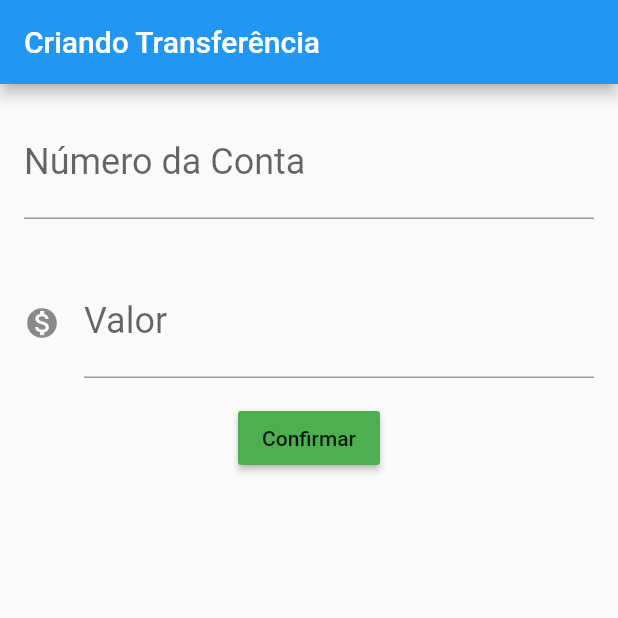
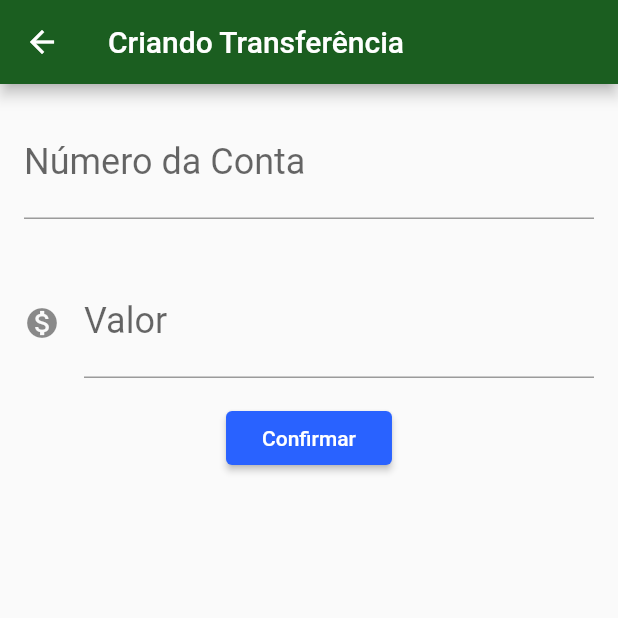
Before and after one commit to gabrielgons/aura_flutter, a Flutter app: the FormularioTransferencia screen opened directly, after a tap on "Confirmar", on a phone screen of 412 x 824 dp, the top half of it. Run offline on Flutter 3.47's test engine with Material 2 defaults, Android fonts, the phone set to English and light mode, and no system bars.

Commit message:
Conclusão do curso

```diff
--- /dev/null
+++ b/bytebank/lib/components/editor.dart
@@ -0,0 +1,31 @@
+import 'package:flutter/material.dart';
+
+class Editor extends StatelessWidget {
+  final TextEditingController controlador;
+  final String rotulo;
+  final String dica;
+  final IconData icone;
+
+  Editor({
+    this.controlador,
+    this.rotulo,
+    this.dica,
+    this.icone,
+  });
+
+  @override
+  Widget build(BuildContext context) {
+    return Padding(
+      padding: const EdgeInsets.all(16.0),
+      child: TextField(
+        controller: controlador,
+        style: TextStyle(fontSize: 24.0),
+        decoration: InputDecoration(
+            icon: icone != null ? Icon(icone) : null,
+            labelText: rotulo,
+            hintText: dica),
+        keyboardType: TextInputType.number,
+      ),
+    );
+  }
+}
--- a/bytebank/lib/main.dart
+++ b/bytebank/lib/main.dart
@@ -1,3 +1,4 @@
+import 'package:bytebank/screens/transferencia/lista.dart';
 import 'package:flutter/material.dart';
 
 void main() => runApp(ByteBankApp());
@@ -6,119 +7,15 @@ class ByteBankApp extends StatelessWidget {
   @override
   Widget build(BuildContext context) {
     return MaterialApp(
-      home: Scaffold(
-        body: FormularioTransferencia(),
+      theme: ThemeData(
+        primaryColor: Colors.green[900],
+        accentColor: Colors.blue[700],
+        buttonTheme: ButtonThemeData(
+          buttonColor: Colors.blueAccent[700],
+          textTheme: ButtonTextTheme.primary,
+        ),
       ),
+      home: ListaTransferencias(),
     );
   }
 }
-
-class FormularioTransferencia extends StatelessWidget {
-  final TextEditingController _controladorCampoNumeroConta =
-      TextEditingController();
-  final TextEditingController _controladorCampoValor = TextEditingController();
-
-  @override
-  Widget build(BuildContext context) {
-    return Scaffold(
-      appBar: AppBar(
-        title: Text('Criando Transferência'),
-      ),
-      body: Column(
-        children: <Widget>[
-          Padding(
-            padding: const EdgeInsets.all(16.0),
-            child: TextField(
-              controller: _controladorCampoNumeroConta,
-              style: TextStyle(fontSize: 24.0),
-              decoration: InputDecoration(
-                  labelText: 'Número da Conta', hintText: '0000'),
-              keyboardType: TextInputType.number,
-            ),
-          ),
-          Padding(
-            padding: const EdgeInsets.all(16.0),
-            child: TextField(
-              controller: _controladorCampoValor,
-              style: TextStyle(fontSize: 24.0),
-              decoration: InputDecoration(
-                  icon: Icon(Icons.monetization_on),
-                  labelText: 'Valor',
-                  hintText: '0.00'),
-              keyboardType: TextInputType.number,
-            ),
-          ),
-          RaisedButton(
-            color: Colors.green,
-            child: Text('Confirmar'),
-            onPressed: () {
-              final int numeroConta =
-                  int.tryParse(_controladorCampoNumeroConta.text);
-              final double valor = double.tryParse(_controladorCampoValor.text);
-
-              if (numeroConta != null && valor != null) {
-                final transferenciaCriada = Transferencia(valor, numeroConta);
-                debugPrint('$transferenciaCriada');
-                Scaffold.of(context).showSnackBar(
-                  SnackBar(
-                    content: Text('$transferenciaCriada'),
-                  ),
-                );
-              }
-
-              debugPrint('Clicou no confirmar');
-              debugPrint(_controladorCampoNumeroConta.text);
-              debugPrint(_controladorCampoValor.text);
-            },
-          ),
-        ],
-      ),
-    );
-  }
-}
-
-class ListaTransferencias extends StatelessWidget {
-  @override
-  Widget build(BuildContext context) {
-    return Scaffold(
-      appBar: AppBar(title: Text('Transferências')),
-      body: Column(
-        children: <Widget>[
-          ItemTransferencia(Transferencia(200, 123)),
-          ItemTransferencia(Transferencia(300, 1234)),
-        ],
-      ),
-      floatingActionButton: FloatingActionButton(
-        child: Icon(Icons.add),
-      ),
-    );
-  }
-}
-
-class ItemTransferencia extends StatelessWidget {
-  final Transferencia _transferencia;
-
-  ItemTransferencia(this._transferencia);
-
-  @override
-  Widget build(BuildContext context) {
-    return Card(
-        child: ListTile(
-      leading: Icon(Icons.ondemand_video),
-      title: Text(_transferencia.valor.toString()),
-      subtitle: Text(_transferencia.numeroConta.toString()),
-    ));
-  }
-}
-
-class Transferencia {
-  final double valor;
-  final int numeroConta;
-
-  Transferencia(this.valor, this.numeroConta);
-
-  @override
-  String toString() {
-    return 'Transferencia{valor: $valor, numeroConta: $numeroConta}';
-  }
-}
--- /dev/null
+++ b/bytebank/lib/models/transferencia.dart
@@ -0,0 +1,14 @@
+class Transferencia {
+  final double valor;
+  final int numeroConta;
+
+  Transferencia(
+    this.valor,
+    this.numeroConta,
+  );
+
+  @override
+  String toString() {
+    return 'Transferencia{valor: $valor, numeroConta: $numeroConta}';
+  }
+}
--- /dev/null
+++ b/bytebank/lib/screens/transferencia/formulario.dart
@@ -0,0 +1,65 @@
+import 'package:bytebank/components/editor.dart';
+import 'package:bytebank/models/transferencia.dart';
+import 'package:flutter/material.dart';
+
+const _tituloAppbar = 'Criando Transferência';
+const _rotuloCampoValor = 'Valor';
+const _dicaCampoValor = '0.00';
+const _rotuloCampoNumeroConta = 'Número da Conta';
+const _dicaCampoNumeroConta = '0000';
+const _textoBotaoConfirmar = 'Confirmar';
+
+class FormularioTransferencia extends StatelessWidget {
+  final TextEditingController _controladorCampoNumeroConta =
+      TextEditingController();
+  final TextEditingController _controladorCampoValor = TextEditingController();
+
+  @override
+  Widget build(BuildContext context) {
+    return Scaffold(
+      appBar: AppBar(
+        title: Text(_tituloAppbar),
+      ),
+      body: SingleChildScrollView(
+        child: Column(
+          children: <Widget>[
+            Editor(
+                controlador: _controladorCampoNumeroConta,
+                rotulo: _rotuloCampoNumeroConta,
+                dica: _dicaCampoNumeroConta),
+            Editor(
+                controlador: _controladorCampoValor,
+                rotulo: _rotuloCampoValor,
+                dica: _dicaCampoValor,
+                icone: Icons.monetization_on),
+            RaisedButton(
+              child: Text(_textoBotaoConfirmar),
+              onPressed: () => _criaTransferencia(context),
+            ),
+          ],
+        ),
+      ),
+    );
+  }
+
+  void _criaTransferencia(BuildContext context) {
+    final int numeroConta = int.tryParse(_controladorCampoNumeroConta.text);
+    final double valor = double.tryParse(_controladorCampoValor.text);
+
+    if (numeroConta != null && valor != null) {
+      final transferenciaCriada = Transferencia(valor, numeroConta);
+      Navigator.pop(context, transferenciaCriada);
+
+      //debugPrint('$transferenciaCriada');
+      Scaffold.of(context).showSnackBar(
+        SnackBar(
+          content: Text('$transferenciaCriada'),
+        ),
+      );
+    }
+
+    //debugPrint('Clicou no confirmar');
+    //debugPrint(_controladorCampoNumeroConta.text);
+    //debugPrint(_controladorCampoValor.text);
+  }
+}
```
Also changed, not shown: bytebank/lib/screens/transferencia/lista.dart (added, +71 -0 lines), 1 other file.
